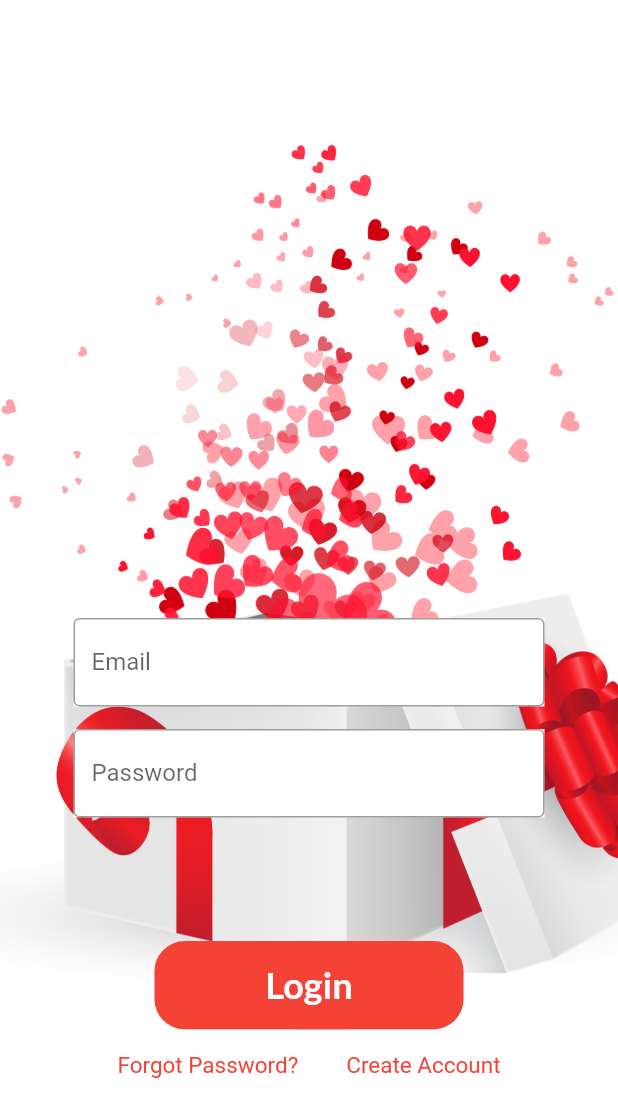
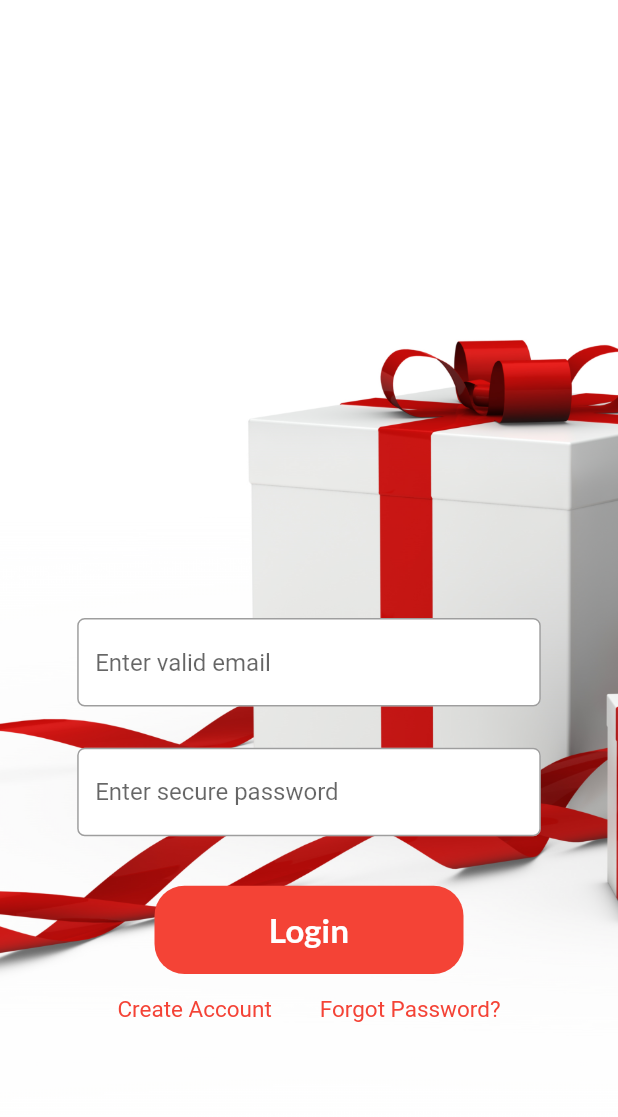
Before and after one commit to sadilak85/unWrapp, a Flutter app: the LoginFormValidation screen opened by its route, on a phone screen of 412 x 824 dp. Shown: the top 1117 px of the screen. Run offline on Flutter 3.47's test engine with Material 2 defaults, Android fonts, the phone set to English and light mode, and no system bars; our stand-ins replace firebase_auth, firebase_core, modal_progress_hud, shared_preferences; accounts and stored records are empty; network calls fail.

Commit message:
UX+UI progress 2

```diff
--- a/lib/main.dart
+++ b/lib/main.dart
@@ -12,9 +12,9 @@ import './providers/auth.dart';
 
 import './screens/splash_screen.dart';
 import './screens/albums_overview_screen.dart';
-import './screens/product_detail_screen.dart';
+import './screens/album_detail_screen.dart';
 import './screens/orders_screen.dart';
-import './screens/edit_product_screen.dart';
+import './screens/edit_album_screen.dart';
 import './screens/LoginFormWithValidation.dart';
 
 // import './screens/login_screen.dart';
--- a/lib/providers/albums.dart
+++ b/lib/providers/albums.dart
@@ -35,7 +35,7 @@
   //   notifyListeners();
   // }
 
-  Future<void> fetchAndSetProducts([bool filterByUser = false]) async {
+  Future<void> fetchAndSetAlbums([bool filterByUser = false]) async {
     final filterString =
         filterByUser ? 'orderBy="creatorId"&equalTo="$userId"' : '';
     var url =
--- a/lib/screens/LoginFormWithValidation.dart
+++ b/lib/screens/LoginFormWithValidation.dart
@@ -2,6 +2,7 @@ import 'package:flutter/material.dart';
 import 'package:firebase_auth/firebase_auth.dart';
 import 'package:modal_progress_hud/modal_progress_hud.dart';
 import '../screens/templates_overview_screen.dart';
+//import 'package:form_field_validator/form_field_validator.dart';
 
 class LoginFormValidation extends StatefulWidget {
   static const routeName = '/LoginFormValidation-screen';
@@ -23,7 +24,15 @@ class _LoginFormValidationState extends State<LoginFormValidation> {
     showDialog(
       context: context,
       builder: (ctx) => AlertDialog(
-        title: Text('An Error Occurred!'),
+        title: Text(
+          'An Error Occurred!',
+          style: TextStyle(
+            color: Colors.black,
+            fontSize: 24,
+            fontFamily: Theme.of(context).textTheme.headline3.fontFamily,
+            fontWeight: Theme.of(context).textTheme.headline3.fontWeight,
+          ),
+        ),
         content: Text(message),
         actions: <Widget>[
           FlatButton(
@@ -55,9 +64,10 @@ class _LoginFormValidationState extends State<LoginFormValidation> {
     return Container(
       decoration: BoxDecoration(
           image: DecorationImage(
-              image: AssetImage('assets/images/welcomelogo.png'),
+              image: AssetImage('assets/images/loginlogo.png'),
               fit: BoxFit.cover)),
       child: Scaffold(
+        resizeToAvoidBottomInset: true,
         backgroundColor: Colors.transparent,
         body: ModalProgressHUD(
           inAsyncCall: showSpinner,
@@ -78,23 +88,33 @@ class _LoginFormValidationState extends State<LoginFormValidation> {
                               : _deviceSize.width / 5,
                         ),
                         Padding(
-                          padding: EdgeInsets.symmetric(horizontal: 25),
+                          padding: EdgeInsets.symmetric(
+                            horizontal: orientation == Orientation.portrait
+                                ? _deviceSize.width / 15
+                                : _deviceSize.height / 4,
+                          ),
                           child: Container(
+                            decoration: BoxDecoration(
                               color: Colors.white,
+                              borderRadius: BorderRadius.circular(5),
+                            ),
                             child: TextFormField(
                               keyboardType: TextInputType.emailAddress,
                               decoration: InputDecoration(
-                                  border: OutlineInputBorder(),
-                                  labelText: 'Email',
-                                  hintText:
-                                      'Enter valid email id as abc@gmail.com'),
+                                  border: OutlineInputBorder(
+                                    borderRadius: const BorderRadius.all(
+                                      Radius.circular(5),
+                                    ),
+                                  ),
+                                  //labelText: 'Email',
+                                  hintText: 'Enter valid email'),
                               // validator: MultiValidator(
                               //   [
                               //     RequiredValidator(errorText: "* Required"),
                               //     EmailValidator(
                               //         errorText: "Enter valid email id"),
                               //   ],
-                              //),
+                              // ),
                               onChanged: (value) {
                                 _authData['email'] = value;
                               },
@@ -102,15 +122,31 @@ class _LoginFormValidationState extends State<LoginFormValidation> {
                           ),
                         ),
                         Padding(
-                          padding: const EdgeInsets.only(
-                              left: 25.0, right: 25.0, top: 15, bottom: 0),
+                          padding: orientation == Orientation.portrait
+                              ? EdgeInsets.only(
+                                  left: _deviceSize.width / 15,
+                                  right: _deviceSize.width / 15,
+                                  top: _deviceSize.width / 15,
+                                  bottom: 0)
+                              : EdgeInsets.only(
+                                  left: _deviceSize.height / 4,
+                                  right: _deviceSize.height / 4,
+                                  top: _deviceSize.height / 30,
+                                  bottom: 0),
                           child: Container(
+                            decoration: BoxDecoration(
                               color: Colors.white,
+                              borderRadius: BorderRadius.circular(5),
+                            ),
                             child: TextFormField(
                               obscureText: true,
                               decoration: InputDecoration(
-                                  border: OutlineInputBorder(),
-                                  labelText: 'Password',
+                                  border: OutlineInputBorder(
+                                    borderRadius: const BorderRadius.all(
+                                      Radius.circular(5),
+                                    ),
+                                  ),
+                                  //   labelText: 'Password',
                                   hintText: 'Enter secure password'),
                               // validator: MultiValidator(
                               //   [
@@ -123,7 +159,7 @@ class _LoginFormValidationState extends State<LoginFormValidation> {
                               //             "Password should not be greater than 15 characters")
                               //   ],
                               // ),
-                              //validatePassword,        //Function to check validation
+                              // validatePassword,        //Function to check validation
 
                               onChanged: (value) {
                                 _authData['password'] = value;
@@ -133,7 +169,7 @@ class _LoginFormValidationState extends State<LoginFormValidation> {
                         ),
                         SizedBox(
                           height: orientation == Orientation.portrait
-                              ? _deviceSize.height / 10
+                              ? _deviceSize.height / 25
                               : _deviceSize.width / 25,
                         ),
                         Container(
@@ -188,7 +224,7 @@ class _LoginFormValidationState extends State<LoginFormValidation> {
                               'Login',
                               style: TextStyle(
                                 color: Colors.white,
-                                fontSize: 24,
+                                fontSize: 22,
                                 fontFamily: Theme.of(context)
                                     .textTheme
                                     .headline2
@@ -204,13 +240,63 @@ class _LoginFormValidationState extends State<LoginFormValidation> {
                         Row(
                           mainAxisAlignment: MainAxisAlignment.center,
                           children: <Widget>[
-                            Container(
-                              decoration: BoxDecoration(
+                            FlatButton(
+                              onPressed: () async {
+                                if (loginformkey.currentState.validate()) {
+                                  setState(() {
+                                    showSpinner = true;
+                                  });
+                                  print(_authData);
+                                  try {
+                                    final newUser = await _auth
+                                        .createUserWithEmailAndPassword(
+                                            email: _authData['email'],
+                                            password: _authData['password']);
+                                    if (newUser != null) {
+                                      Navigator.of(context).pushNamed(
+                                          TemplatesOverviewScreen.routeName);
+                                    }
+
+                                    setState(() {
+                                      showSpinner = false;
+                                    });
+                                  } catch (error) {
+                                    var errorMessage =
+                                        'Authentication failed: \n';
+                                    errorMessage =
+                                        errorMessage + error.toString();
+
+                                    _showErrorDialog(errorMessage);
+                                    setState(() {
+                                      showSpinner = false;
+                                    });
+                                  }
+                                } else {
+                                  _showErrorDialog("Not Validated");
+                                  setState(() {
+                                    showSpinner = false;
+                                  });
+                                }
+                              },
+                              child: Text(
+                                'Create Account',
+                                style: TextStyle(
                                   color: Theme.of(context)
-                                      .backgroundColor
-                                      .withOpacity(0.8),
-                                  borderRadius: BorderRadius.circular(20)),
-                              child: FlatButton(
+                                      .textTheme
+                                      .headline5
+                                      .color,
+                                  fontSize: 15,
+                                  fontFamily: Theme.of(context)
+                                      .textTheme
+                                      .headline5
+                                      .fontFamily,
+                                  fontWeight: FontWeight.normal,
+                                ),
+                                softWrap: true,
+                                overflow: TextOverflow.fade,
+                              ),
+                            ),
+                            FlatButton(
                               onPressed: () {
                                 //TODO FORGOT PASSWORD SCREEN GOES HERE
                               },
@@ -232,36 +318,6 @@ class _LoginFormValidationState extends State<LoginFormValidation> {
                                 overflow: TextOverflow.fade,
                               ),
                             ),
-                            ),
-                            Container(
-                              decoration: BoxDecoration(
-                                  color: Theme.of(context)
-                                      .backgroundColor
-                                      .withOpacity(0.8),
-                                  borderRadius: BorderRadius.circular(20)),
-                              child: FlatButton(
-                                onPressed: () {
-                                  //SignIn
-                                },
-                                child: Text(
-                                  'Create Account',
-                                  style: TextStyle(
-                                    color: Theme.of(context)
-                                        .textTheme
-                                        .headline5
-                                        .color,
-                                    fontSize: 15,
-                                    fontFamily: Theme.of(context)
-                                        .textTheme
-                                        .headline5
-                                        .fontFamily,
-                                    fontWeight: FontWeight.normal,
-                                  ),
-                                  softWrap: true,
-                                  overflow: TextOverflow.fade,
-                                ),
-                              ),
-                            ),
                           ],
                         ),
                       ],
--- a/lib/screens/albums_overview_screen.dart
+++ b/lib/screens/albums_overview_screen.dart
@@ -20,9 +20,9 @@ class _AlbumsOverviewScreenState extends State<AlbumsOverviewScreen> {
 
   @override
   void initState() {
-    // Provider.of<Albums>(context).fetchAndSetProducts(); // WON'T WORK!
+    // Provider.of<Albums>(context).fetchAndSetAlbums(); // WON'T WORK!
     // Future.delayed(Duration.zero).then((_) {
-    //   Provider.of<Albums>(context).fetchAndSetProducts();
+    //   Provider.of<Albums>(context).fetchAndSetAlbums();
     // });
 
     super.initState();
@@ -34,7 +34,7 @@ class _AlbumsOverviewScreenState extends State<AlbumsOverviewScreen> {
       setState(() {
         _isLoading = true;
       });
-      Provider.of<Albums>(context).fetchAndSetProducts().then((_) {
+      Provider.of<Albums>(context).fetchAndSetAlbums().then((_) {
         setState(() {
           _isLoading = false;
         });
--- a/lib/widgets/product_item.dart
+++ b/lib/widgets/album_item.dart
@@ -1,7 +1,7 @@
 import 'package:flutter/material.dart';
 import 'package:provider/provider.dart';
 
-import '../screens/product_detail_screen.dart';
+import '../screens/album_detail_screen.dart';
 import '../providers/album.dart';
 
 class ProductItem extends StatelessWidget {
--- a/lib/widgets/products_grid.dart
+++ b/lib/widgets/albums_grid.dart
@@ -2,7 +2,7 @@ import 'package:flutter/material.dart';
 import 'package:provider/provider.dart';
 
 import '../providers/albums.dart';
-import './product_item.dart';
+import './album_item.dart';
 
 class AlbumsGrid extends StatelessWidget {
   @override
--- a/lib/widgets/user_product_item.dart
+++ b/lib/widgets/user_album_item.dart
@@ -1,7 +1,7 @@
 import 'package:flutter/material.dart';
 import 'package:provider/provider.dart';
 
-import '../screens/edit_product_screen.dart';
+import '../screens/edit_album_screen.dart';
 import '../providers/albums.dart';
 
 class UserProductItem extends StatelessWidget {
--- a/pubspec.yaml
+++ b/pubspec.yaml
@@ -28,6 +28,7 @@ dependencies:
   http: ^0.12.2
   shared_preferences: ^0.5.12+4
   flutter_login: ^1.0.14
+  #form_field_validator: ^1.0.1
 
   firebase_core: ^0.7.0
   firebase_auth: ^0.20.1
```
Also changed, not shown: lib/screens/codeEntry_screen.dart (+72 -36 lines), assets/images/loginlogo.png (added), assets/images/loginlogo_org.png (added), assets/images/welcomelogo.png, assets/images/welcomelogo_org.png (added), lib/screens/album_detail_screen.dart (renamed from lib/screens/product_detail_screen.dart), lib/screens/edit_album_screen.dart (renamed from lib/screens/edit_product_screen.dart), 1 other file. Lines whose indentation alone changed are shown as unchanged.
